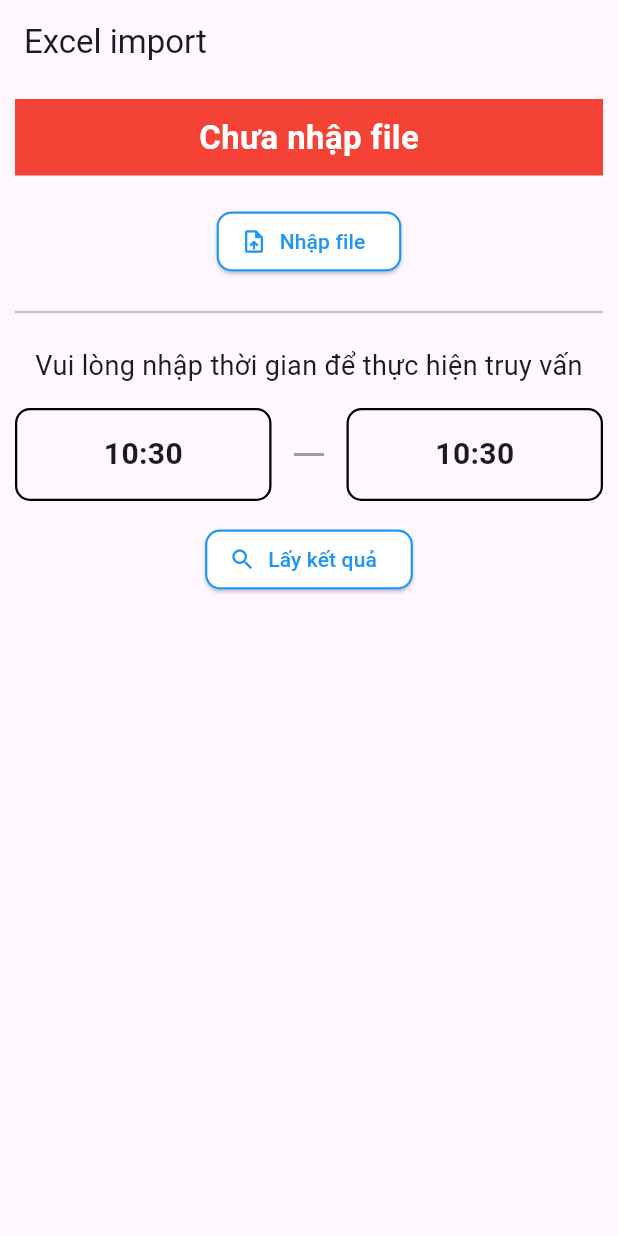
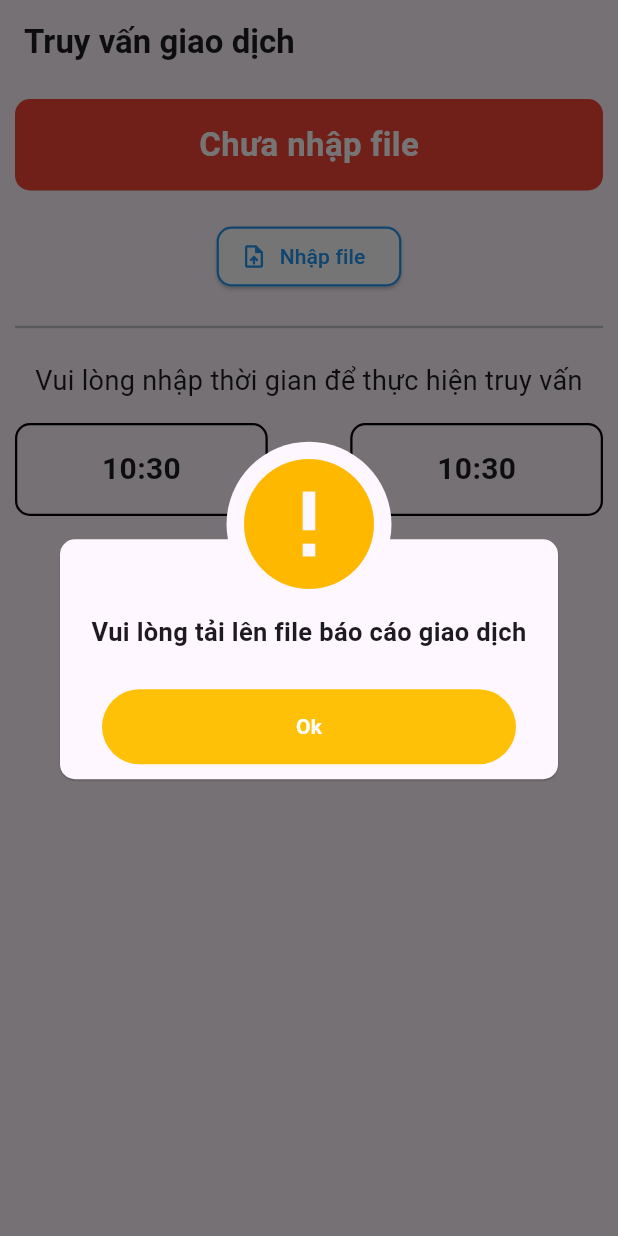
Before and after one commit to QuocManh2002/SHUB_Test, a Flutter app: the screen it shows after launch, after a tap on "Lấy kết quả", on a phone screen of 412 x 824 dp. Run offline on Flutter 3.47's test engine with Material 3 defaults, Android fonts, the phone set to English and light mode, and no system bars; our stand-ins replace awesome_dialog, bloc, equatable, file_picker, flutter_bloc; missing offline and left inert: excel.

Commit message:
done task1

```diff
--- a/Task1/shub_test_task1/lib/bloc/main_bloc.dart
+++ b/Task1/shub_test_task1/lib/bloc/main_bloc.dart
@@ -4,8 +4,10 @@ import 'package:bloc/bloc.dart';
 import 'package:shub_test_task1/bloc/main_event.dart';
 import 'package:shub_test_task1/bloc/main_state.dart';
 import 'package:shub_test_task1/repository/main_repository.dart';
+import 'package:shub_test_task1/ui/widget/custom_dialog_style.dart';
 import 'package:shub_test_task1/utils/file_picker_utils.dart';
 import 'package:shub_test_task1/utils/time_picker_utils.dart';
+import 'package:shub_test_task1/utils/utils.dart';
 
 class MainBloc extends Bloc<MainEvent, MainState> {
   final FilePickerUtils filePickerUtils;
@@ -43,7 +45,21 @@ class MainBloc extends Bloc<MainEvent, MainState> {
   }
 
   void _onGetResult(GetResult event, Emitter<MainState> emit) {
-    final result = mainRepository.getResult(event.input);
-    emit(state.copyWith(totalAmount: result!.totalAmount, totalLiters: result.totalLiters, totalTransactions: result.totalTransactions));
+    if (event.input.file == null) {
+      CustomDialogStyle().warningDialog(
+          context: event.context,
+          title: "Vui lòng tải lên file báo cáo giao dịch");
+    } else if (!Utils()
+        .isValidStartEndTime(event.input.startTime!, event.input.endTime!)) {
+      CustomDialogStyle().warningDialog(
+          context: event.context,
+          title: "Giờ kết thúc không thể sớm hơn giờ bắt đầu");
+    } else {
+      final result = mainRepository.getResult(event.input);
+      emit(state.copyWith(
+          totalAmount: result!.totalAmount,
+          totalLiters: result.totalLiters,
+          totalTransactions: result.totalTransactions));
+    }
   }
 }
--- a/Task1/shub_test_task1/lib/bloc/main_event.dart
+++ b/Task1/shub_test_task1/lib/bloc/main_event.dart
@@ -31,9 +31,10 @@ class SelectEndTime extends MainEvent {
 
 class GetResult extends MainEvent {
   final InputModel input;
+  final BuildContext context;
 
-  const GetResult({required this.input});
+  const GetResult({required this.input, required this.context});
 
   @override
-  List<Object> get props => [input];
+  List<Object> get props => [input, context];
 }
--- a/Task1/shub_test_task1/lib/main.dart
+++ b/Task1/shub_test_task1/lib/main.dart
@@ -19,6 +19,7 @@ class MainApp extends StatelessWidget {
       create: (_) => MainBloc(FilePickerUtils(), TimePickerUtils(), MainRepository()),
       child: MaterialApp(
           title: "Task1 App",
+          debugShowCheckedModeBanner: false,
           theme: ThemeData(
               colorScheme: ColorScheme.fromSeed(seedColor: Colors.deepPurple),
               useMaterial3: true),
--- a/Task1/shub_test_task1/lib/model/input_model.dart
+++ b/Task1/shub_test_task1/lib/model/input_model.dart
@@ -4,9 +4,9 @@ import 'package:equatable/equatable.dart';
 import 'package:flutter/material.dart';
 
 class InputModel extends Equatable{
-  final File file;
-  final TimeOfDay startTime;
-  final TimeOfDay endTime;
+  final File? file;
+  final TimeOfDay? startTime;
+  final TimeOfDay? endTime;
 
   const InputModel({
     required this.file,
@@ -23,5 +23,5 @@ class InputModel extends Equatable{
   }
 
   @override
-  List<Object> get props => [file, startTime, endTime];
+  List<Object?> get props => [file, startTime, endTime];
 }
--- a/Task1/shub_test_task1/lib/repository/main_repository.dart
+++ b/Task1/shub_test_task1/lib/repository/main_repository.dart
@@ -5,16 +5,16 @@ import 'package:shub_test_task1/model/result_model.dart';
 
 class MainRepository{
   ResultModel? getResult(InputModel input) {
-    final bytes = input.file.readAsBytesSync();
+    final bytes = input.file!.readAsBytesSync();
     final excel = Excel.decodeBytes(bytes);
     var totalAmount = 0.0;
     var totalLiters = 0.0;
     var totalTransactions = 0;
 
     final dateTimeFrom =
-        DateTime(0, 0, 0, input.startTime.hour, input.startTime.minute, 0);
+        DateTime(0, 0, 0, input.startTime!.hour, input.startTime!.minute, 0);
     final dateTimeTo =
-        DateTime(0, 0, 0, input.endTime.hour, input.endTime.minute, 0);
+        DateTime(0, 0, 0, input.endTime!.hour, input.endTime!.minute, 0);
 
     for (var table in excel.tables.keys) {
       for (var row in excel.tables[table]!.rows) {
@@ -29,7 +29,7 @@ class MainRepository{
               transactionDateTime.isAtSameMomentAs(dateTimeFrom) ||
               transactionDateTime.isAtSameMomentAs(dateTimeTo)) {
             totalTransactions += 1;
-            totalAmount += double.parse(row[7]!.value.toString());
+            totalAmount += double.parse(row[8]!.value.toString());
             totalLiters += double.parse(row[6]!.value.toString());
           }
         } catch (error) {
--- a/Task1/shub_test_task1/lib/ui/screen/main_screen.dart
+++ b/Task1/shub_test_task1/lib/ui/screen/main_screen.dart
@@ -5,6 +5,8 @@ import 'package:shub_test_task1/bloc/main_bloc.dart';
 import 'package:shub_test_task1/bloc/main_event.dart';
 import 'package:shub_test_task1/bloc/main_state.dart';
 import 'package:shub_test_task1/model/input_model.dart';
+import 'package:shub_test_task1/ui/widget/elevated_button_style.dart';
+import 'package:shub_test_task1/ui/widget/result_row.dart';
 
 class MainScreen extends StatefulWidget {
   const MainScreen({super.key});
@@ -18,21 +20,26 @@ class _MainScreenState extends State<MainScreen> {
   Widget build(BuildContext context) {
     return Scaffold(
       appBar: AppBar(
-        title: const Text("Excel import"),
+        title: const Text(
+          "Truy vấn giao dịch",
+          style: TextStyle(fontWeight: FontWeight.bold),
+        ),
       ),
       body: Padding(
         padding: const EdgeInsets.all(10),
+        child: SingleChildScrollView(
+          physics: const BouncingScrollPhysics(),
           child: Column(
             mainAxisAlignment: MainAxisAlignment.start,
             crossAxisAlignment: CrossAxisAlignment.center,
             children: [
               BlocBuilder<MainBloc, MainState>(builder: (context, state) {
                 return Container(
-                padding: const EdgeInsets.all(10),
+                  padding: const EdgeInsets.symmetric(vertical: 15),
                   alignment: Alignment.center,
                   decoration: BoxDecoration(
                       color: state.file == null ? Colors.red : Colors.green,
-                ),
+                      borderRadius: BorderRadius.circular(10)),
                   child: Text(
                     state.file == null
                         ? "Chưa nhập file"
@@ -51,20 +58,11 @@ class _MainScreenState extends State<MainScreen> {
                   onPressed: () {
                     context.read<MainBloc>().add(ImportFile());
                   },
-                style: const ButtonStyle().copyWith(
-                    backgroundColor:
-                        const MaterialStatePropertyAll(Colors.white),
-                    foregroundColor:
-                        const MaterialStatePropertyAll(Colors.blue),
-                    shape: const MaterialStatePropertyAll(
-                        RoundedRectangleBorder(
-                            side: BorderSide(color: Colors.blue, width: 1.5),
-                            borderRadius:
-                                BorderRadius.all(Radius.circular(10))))),
+                  style: elevatedButtonStyle,
                   icon: const Icon(Icons.upload_file),
                   label: BlocBuilder<MainBloc, MainState>(
-                  builder: (context, state) =>
-                      Text(state.file == null ? "Nhập file" : "Nhập lại file"),
+                    builder: (context, state) => Text(
+                        state.file == null ? "Nhập file" : "Nhập lại file"),
                   )),
               const SizedBox(
                 height: 15,
@@ -95,25 +93,17 @@ class _MainScreenState extends State<MainScreen> {
                       return Expanded(
                         child: InkWell(
                           onTap: () {
-                          // final time = await showTimePicker(
-                          //   context: context,
-                          //   initialTime: TimeOfDay.now(),
-                          //   cancelText: "Huỷ",
-                          //   confirmText: "Xác nhận",
-                          // );
-                          // if (time != null) {
                             context
                                 .read<MainBloc>()
                                 .add(SelectStartTime(context: context));
-                          // }
                           },
                           child: Container(
                             padding: const EdgeInsets.symmetric(vertical: 15),
                             alignment: Alignment.center,
                             decoration: BoxDecoration(
                                 border: Border.all(width: 1.5),
-                              borderRadius:
-                                  const BorderRadius.all(Radius.circular(10))),
+                                borderRadius: const BorderRadius.all(
+                                    Radius.circular(10))),
                             child: Text(
                               DateFormat("HH:mm").format(state.startTime == null
                                   ? DateTime.now()
@@ -131,9 +121,11 @@ class _MainScreenState extends State<MainScreen> {
                     width: 15,
                   ),
                   Container(
-                  height: 2,
-                  width: 20,
+                    height: 4,
+                    width: 25,
+                    decoration: BoxDecoration(
                         color: Colors.grey,
+                        borderRadius: BorderRadius.circular(1)),
                   ),
                   const SizedBox(
                     width: 15,
@@ -145,26 +137,17 @@ class _MainScreenState extends State<MainScreen> {
                       return Expanded(
                         child: InkWell(
                           onTap: () {
-                          // final toTime = await showTimePicker(
-                          //   context: context,
-                          //   initialTime: TimeOfDay.now(),
-                          //   cancelText: "Huỷ",
-                          //   confirmText: "Xác nhận",
-                          // );
-                          // if (toTime != null) {
-                            // ignore: use_build_context_synchronously
                             context
                                 .read<MainBloc>()
                                 .add(SelectEndTime(context: context));
-                          // }
                           },
                           child: Container(
                             padding: const EdgeInsets.symmetric(vertical: 15),
                             alignment: Alignment.center,
                             decoration: BoxDecoration(
                                 border: Border.all(width: 1.5),
-                              borderRadius:
-                                  const BorderRadius.all(Radius.circular(10))),
+                                borderRadius: const BorderRadius.all(
+                                    Radius.circular(10))),
                             child: Text(
                               DateFormat("HH:mm").format(state.endTime == null
                                   ? DateTime.now()
@@ -181,28 +164,20 @@ class _MainScreenState extends State<MainScreen> {
                 ],
               ),
               const SizedBox(
-              height: 15,
+                height: 20,
               ),
               BlocBuilder<MainBloc, MainState>(
                 builder: (context, state) {
                   return ElevatedButton.icon(
                       onPressed: () {
                         context.read<MainBloc>().add(GetResult(
-                          input: InputModel(file: state.file!,
-                          startTime: state.startTime!,
-                          endTime: state.endTime!)));
+                            input: InputModel(
+                                file: state.file,
+                                startTime: state.startTime ?? TimeOfDay.now(),
+                                endTime: state.endTime ?? TimeOfDay.now()),
+                            context: context));
                       },
-                    style: const ButtonStyle().copyWith(
-                        backgroundColor:
-                            const MaterialStatePropertyAll(Colors.white),
-                        foregroundColor:
-                            const MaterialStatePropertyAll(Colors.blue),
-                        shape: const MaterialStatePropertyAll(
-                            RoundedRectangleBorder(
-                                side:
-                                    BorderSide(color: Colors.blue, width: 1.5),
-                                borderRadius:
-                                    BorderRadius.all(Radius.circular(10))))),
+                      style: elevatedButtonStyle,
                       icon: const Icon(Icons.search),
                       label: const Text("Lấy kết quả"));
                 },
@@ -222,92 +197,37 @@ class _MainScreenState extends State<MainScreen> {
                           const SizedBox(
                             height: 15,
                           ),
-                        Row(
-                          crossAxisAlignment: CrossAxisAlignment.start,
-                          children: [
-                            const Text(
-                              "Số giao dịch",
-                              style: TextStyle(
-                                fontSize: 15,
-                              ),
-                            ),
-                            const SizedBox(
-                              width: 15,
-                            ),
-                            Expanded(
-                              child: Text(
-                                state.totalTransactions.toString(),
-                                style: const TextStyle(
-                                    fontSize: 22, fontWeight: FontWeight.bold),
-                                textAlign: TextAlign.right,
-                                overflow: TextOverflow.clip,
-                              ),
-                            )
-                          ],
+                          ResultRow(
+                            title: "Số giao dịch",
+                            value: NumberFormat.simpleCurrency(
+                                    locale: 'vi_VN', decimalDigits: 0, name: '')
+                                .format(state.totalTransactions),
                           ),
                           const SizedBox(
                             height: 10,
                           ),
-                        Row(
-                          crossAxisAlignment: CrossAxisAlignment.start,
-                          children: [
-                            const Text(
-                              "Tổng số lượng (lít)",
-                              style: TextStyle(
-                                fontSize: 15,
-                              ),
-                            ),
-                            const SizedBox(
-                              width: 15,
-                            ),
-                            Expanded(
-                              child: Text(
-                                state.totalLiters.toString(),
-                                style: const TextStyle(
-                                    fontSize: 22, fontWeight: FontWeight.bold),
-                                textAlign: TextAlign.right,
-                                overflow: TextOverflow.clip,
-                              ),
-                            )
-                          ],
+                          ResultRow(
+                            title: "Tổng số lượng (lít)",
+                            value: NumberFormat.simpleCurrency(
+                                    locale: 'vi_VN', decimalDigits: 2, name: '')
+                                .format(state.totalLiters),
                           ),
                           const SizedBox(
                             height: 10,
                           ),
-                        Row(
-                          crossAxisAlignment: CrossAxisAlignment.start,
-                          children: [
-                            const Text(
-                              "Tổng tiền (VND)",
-                              style: TextStyle(
-                                fontSize: 15,
-                              ),
-                            ),
-                            const SizedBox(
-                              width: 15,
-                            ),
-                            Expanded(
-                              child: BlocBuilder<MainBloc, MainState>(
-                                builder: (context, state) {
-                                  return Text(
-                                    state.totalAmount.toString(),
-                                    style: const TextStyle(
-                                        fontSize: 22,
-                                        fontWeight: FontWeight.bold),
-                                    overflow: TextOverflow.clip,
-                                    textAlign: TextAlign.right,
-                                  );
-                                },
-                              ),
+                          ResultRow(
+                            title: "Tổng tiền (VND)",
+                            value: NumberFormat.simpleCurrency(
+                                    locale: 'vi_VN', decimalDigits: 0, name: '')
+                                .format(state.totalAmount),
                           )
-                          ],
-                        ),
                         ],
                       );
               })
             ],
           ),
         ),
+      ),
     );
   }
 }
--- /dev/null
+++ b/Task1/shub_test_task1/lib/ui/widget/custom_dialog_style.dart
@@ -0,0 +1,22 @@
+import 'package:awesome_dialog/awesome_dialog.dart';
+import 'package:flutter/material.dart';
+
+class CustomDialogStyle {
+  void warningDialog({
+    required BuildContext context,
+    required String title,
+  }){
+    AwesomeDialog(
+      context: context,
+      animType: AnimType.leftSlide,
+      padding: const EdgeInsets.symmetric(horizontal: 8),
+      title: title,
+      titleTextStyle: const TextStyle(fontSize: 17, fontWeight: FontWeight.bold),
+      dialogType: DialogType.warning,
+      btnOkOnPress: () {
+
+      },
+      btnOkColor: Colors.amber
+      ).show();
+  }
+}
--- /dev/null
+++ b/Task1/shub_test_task1/lib/ui/widget/elevated_button_style.dart
@@ -0,0 +1,8 @@
+import 'package:flutter/material.dart';
+
+final elevatedButtonStyle = ElevatedButton.styleFrom(
+    backgroundColor: Colors.white,
+    foregroundColor: Colors.blue,
+    shape: const RoundedRectangleBorder(
+        side: BorderSide(color: Colors.blue, width: 1.5),
+        borderRadius: BorderRadius.all(Radius.circular(10))));
--- /dev/null
+++ b/Task1/shub_test_task1/lib/ui/widget/result_row.dart
@@ -0,0 +1,33 @@
+import 'package:flutter/material.dart';
+
+class ResultRow extends StatelessWidget {
+  const ResultRow({super.key, required this.title, required this.value});
+  final String title;
+  final String value;
+
+  @override
+  Widget build(BuildContext context) {
+    return Row(
+      crossAxisAlignment: CrossAxisAlignment.start,
+      children: [
+        Text(
+          title,
+          style: const TextStyle(
+            fontSize: 15,
+          ),
+        ),
+        const SizedBox(
+          width: 15,
+        ),
+        Expanded(
+          child: Text(
+            value,
+            style: const TextStyle(fontSize: 22, fontWeight: FontWeight.bold),
+            overflow: TextOverflow.clip,
+            textAlign: TextAlign.right,
+          ),
+        )
+      ],
+    );
+  }
+}
--- /dev/null
+++ b/Task1/shub_test_task1/lib/utils/utils.dart
@@ -0,0 +1,12 @@
+import 'package:flutter/material.dart';
+
+class Utils{
+
+  bool isValidStartEndTime(TimeOfDay startTime, TimeOfDay endTime) {
+    final startDateTime =
+        DateTime(0, 0, 0, startTime.hour, startTime.minute, 0);
+    final endDateTime = DateTime(0, 0, 0, endTime.hour, endTime.minute, 0);
+    return endDateTime.isAfter(startDateTime) || endDateTime.isAtSameMomentAs(startDateTime);
+  }
+
+}
--- a/Task1/shub_test_task1/pubspec.yaml
+++ b/Task1/shub_test_task1/pubspec.yaml
@@ -16,6 +16,7 @@ dependencies:
   excel: ^4.0.6
   file_picker: ^8.0.5
   intl: ^0.19.0
+  awesome_dialog: ^3.1.0
 
 dev_dependencies:
   flutter_test:
```
Also changed, not shown: Task1/shub_test_task1/pubspec.lock, 6 other files. Lines whose indentation alone changed are shown as unchanged.
